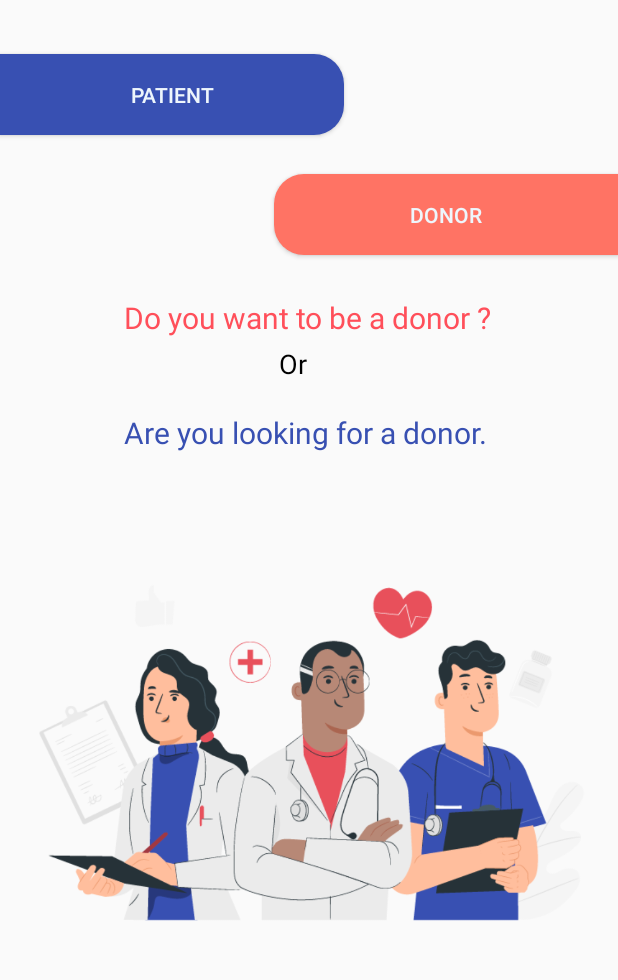
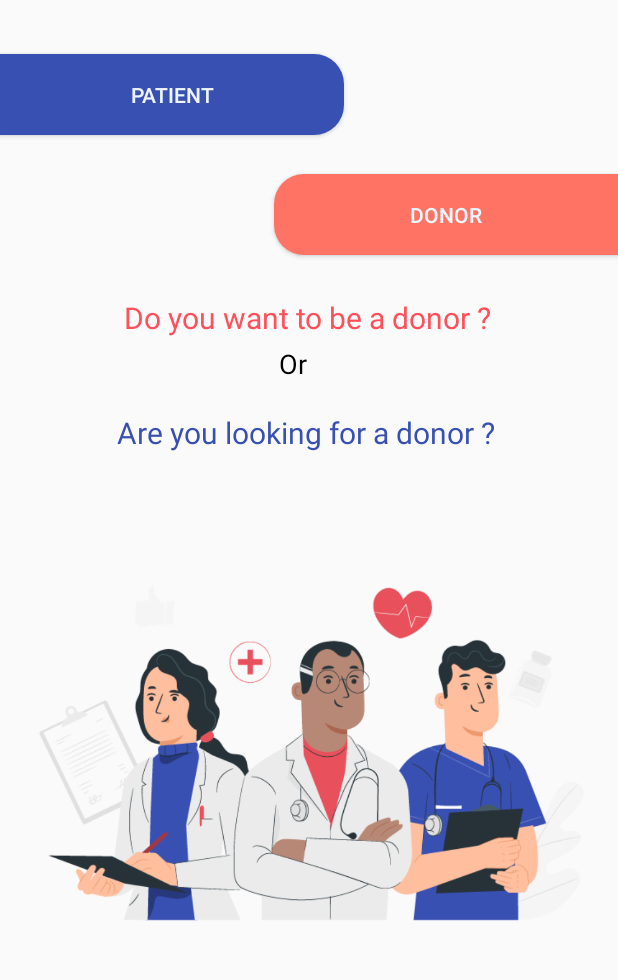
Before and after one commit to emangad99/MedScan, an Android app: the HomeActivity screen opened directly, with no data from a screen before it, on a phone screen of 412 x 824 dp, the part 174-1154 px from its top. Run offline under Robolectric (Android 15) with nearby library versions, the phone set to English and light mode, and no system bars.

Commit message:
init commit

```diff
--- a/app/src/main/java/com/example/medscan/HomeActivity.java
+++ b/app/src/main/java/com/example/medscan/HomeActivity.java
@@ -69,12 +69,13 @@ NavigationView navigationView;
                         break;
 
                     case R.id.feedback:
-                        startActivity(new Intent(HomeActivity.this,doctors.class));
+                        startActivity(new Intent(HomeActivity.this,Feedback.class));
                         break;
 
+                    case R.id.recommend:
+                        startActivity(new Intent(HomeActivity.this,doctors.class));
 
-
-
+                    case R.id.nav_rate:
 
 
 
@@ -83,65 +84,6 @@ NavigationView navigationView;
                 return false;
             }
         });
-
-
-
-
-
-
-        toolbar = findViewById(R.id.toolbar);
-        setSupportActionBar(toolbar);
-        getSupportActionBar().setDisplayShowTitleEnabled(false);
-
-        navigationView=findViewById(R.id.navigationview);
-        navigationView.setItemIconTintList(null);
-        drawerLayout =findViewById(R.id.drawerlayout);
-        toggle = new ActionBarDrawerToggle(this,drawerLayout,toolbar,
-                R.string.navigation_drawer_open,R.string.navigation_drawer_close);
-        drawerLayout.addDrawerListener(toggle);
-        toggle.setDrawerIndicatorEnabled(true);
-        toggle.syncState();
-
-
-        navigationView.setNavigationItemSelectedListener(new NavigationView.OnNavigationItemSelectedListener(){
-            @Override
-            public boolean onNavigationItemSelected(@NotNull MenuItem item) {
-                int id=item.getItemId();
-
-                switch (id)
-                {
-
-
-                    case  R.id.nav_share:
-
-                        Intent sharingIntent = new Intent(android.content.Intent.ACTION_SEND);
-                        sharingIntent.setType("text/plain");
-                        String shareBody =  "http://play.google.com/store/apps/detail?id=" + getPackageName();
-                        String shareSub = "Try now";
-                        sharingIntent.putExtra(android.content.Intent.EXTRA_SUBJECT, shareSub);
-                        sharingIntent.putExtra(android.content.Intent.EXTRA_TEXT, shareBody);
-                        startActivity(Intent.createChooser(sharingIntent, "Share using"));
-                        break;
-
-                    case R.id.nav_logout:
-                        startActivity(new Intent(HomeActivity.this,MainActivity.class));
-                        break;
-
-                    case R.id.feedback:
-                        startActivity(new Intent(HomeActivity.this,Feedback.class));
-                        break;
-
-                    case R.id.recommend:
-                        startActivity(new Intent(HomeActivity.this,doctors.class));
-
-                }
-                return false;
-            }
-        });
-
-
-
-
 
         patient=findViewById(R.id.btn_patient);
         donor=findViewById(R.id.btn_donor);
@@ -164,14 +106,4 @@ NavigationView navigationView;
             }
         });
     }
-
-    @Override
-    public boolean onOptionsItemSelected(@NotNull MenuItem item) {
-        switch (item.getItemId()){
-            case R.id.nav_logout:
-        }
-
-        return super.onOptionsItemSelected(item);
-
-    }
 }
--- a/app/src/main/res/layout-land/activity_home.xml
+++ /dev/null
@@ -1,107 +0,0 @@
-<?xml version="1.0" encoding="utf-8"?>
-<androidx.constraintlayout.widget.ConstraintLayout xmlns:android="http://schemas.android.com/apk/res/android"
-    xmlns:app="http://schemas.android.com/apk/res-auto"
-    xmlns:tools="http://schemas.android.com/tools"
-    android:layout_width="match_parent"
-    android:layout_height="match_parent">
-
-    <TextView
-        android:id="@+id/textView25"
-        android:layout_width="wrap_content"
-        android:layout_height="wrap_content"
-        android:layout_marginTop="12dp"
-        android:text="@string/textview1"
-        android:textColor="@color/color2"
-        android:textSize="20sp"
-        app:layout_constraintEnd_toEndOf="parent"
-        app:layout_constraintHorizontal_bias="0.498"
-        app:layout_constraintStart_toStartOf="parent"
-        app:layout_constraintTop_toBottomOf="@+id/textView18" />
-
-    <TextView
-        android:id="@+id/textView26"
-        android:layout_width="wrap_content"
-        android:layout_height="wrap_content"
-        android:layout_marginTop="3dp"
-        android:text="@string/textview2"
-        android:textColor="@color/black"
-        android:textSize="18sp"
-        app:layout_constraintEnd_toEndOf="parent"
-        app:layout_constraintHorizontal_bias="0.5"
-        app:layout_constraintStart_toStartOf="parent"
-        app:layout_constraintTop_toBottomOf="@+id/textView25" />
-
-    <TextView
-        android:id="@+id/textView27"
-        android:layout_width="wrap_content"
-        android:layout_height="wrap_content"
-        android:text="@string/textview3"
-        android:textColor="@color/color1"
-        android:textSize="20sp"
-        app:layout_constraintEnd_toEndOf="parent"
-        app:layout_constraintHorizontal_bias="0.5"
-        app:layout_constraintStart_toStartOf="parent"
-        app:layout_constraintTop_toBottomOf="@+id/textView26" />
-
-    <Button
-        android:id="@+id/button6"
-        android:layout_width="229dp"
-        android:layout_height="54dp"
-        android:layout_marginTop="176dp"
-        android:background="@drawable/custom_button_home2"
-        android:text="@string/button2"
-        android:textColor="@color/color3"
-        app:layout_constraintEnd_toEndOf="parent"
-        app:layout_constraintHorizontal_bias="1.0"
-        app:layout_constraintStart_toStartOf="parent"
-        app:layout_constraintTop_toTopOf="parent" />
-
-    <Button
-        android:id="@+id/button5"
-        android:layout_width="229dp"
-        android:layout_height="54dp"
-        android:layout_marginTop="176dp"
-        android:background="@drawable/custom_button_home"
-        android:text="@string/button1"
-        android:textColor="@color/color3"
-        app:layout_constraintEnd_toEndOf="parent"
-        app:layout_constraintHorizontal_bias="0.0"
-        app:layout_constraintStart_toStartOf="parent"
-        app:layout_constraintTop_toTopOf="parent" />
-
-    <ImageView
-        android:id="@+id/imageView14"
-        android:layout_width="60dp"
-        android:layout_height="60dp"
-        android:layout_marginTop="16dp"
-        app:layout_constraintEnd_toEndOf="parent"
-        app:layout_constraintHorizontal_bias="0.414"
-        app:layout_constraintStart_toStartOf="parent"
-        app:layout_constraintTop_toTopOf="parent"
-        app:srcCompat="@drawable/icon2" />
-
-    <ImageView
-        android:id="@+id/imageView23"
-        android:layout_width="459dp"
-        android:layout_height="214dp"
-        android:layout_marginTop="220dp"
-        app:layout_constraintEnd_toEndOf="parent"
-        app:layout_constraintHorizontal_bias="0.569"
-        app:layout_constraintStart_toStartOf="parent"
-        app:layout_constraintTop_toTopOf="parent"
-        app:srcCompat="@drawable/choose" />
-
-    <TextView
-        android:id="@+id/textView18"
-        android:layout_width="wrap_content"
-        android:layout_height="wrap_content"
-        android:layout_marginTop="36dp"
-        android:layout_marginEnd="-70dp"
-        android:text="@string/MedScan"
-        android:textColor="@color/color2"
-        android:textSize="20sp"
-        android:textStyle="bold"
-        app:layout_constraintEnd_toEndOf="parent"
-        app:layout_constraintStart_toStartOf="parent"
-        app:layout_constraintTop_toTopOf="parent" />
-</androidx.constraintlayout.widget.ConstraintLayout>
--- a/app/src/main/res/layout/activity_details_donor.xml
+++ b/app/src/main/res/layout/activity_details_donor.xml
@@ -121,6 +121,7 @@
         android:layout_marginTop="100dp"
         android:background="@drawable/custom_button"
         android:text="@string/sub"
+        android:textAllCaps="false"
         android:textColor="@color/color3"
         android:textSize="16sp"
         app:layout_constraintEnd_toEndOf="parent"
--- a/app/src/main/res/layout/activity_details_patient.xml
+++ b/app/src/main/res/layout/activity_details_patient.xml
@@ -100,6 +100,7 @@
         android:layout_marginTop="25dp"
         android:background="@drawable/custom_button"
         android:text="@string/sub"
+        android:textAllCaps="false"
         android:textColor="@color/color3"
         android:textSize="16sp"
         app:layout_constraintEnd_toEndOf="parent"
--- a/app/src/main/res/layout/activity_feedback.xml
+++ b/app/src/main/res/layout/activity_feedback.xml
@@ -87,6 +87,7 @@
             android:layout_marginBottom="50dp"
             android:background="@drawable/custom_button"
             android:text="@string/submit"
+            android:textAllCaps="false"
             android:textColor="@color/white"
             android:textSize="20sp"
             app:layout_constraintBottom_toBottomOf="parent"
@@ -101,7 +102,7 @@
             android:layout_height="170dp"
             android:layout_marginTop="24dp"
             android:background="@drawable/linear_feedback"
-            android:hint="Your Feedback"
+            android:hint="@string/feedback"
             android:inputType="textMultiLine"
             android:gravity="start|top"
             android:paddingStart="10dp"
@@ -109,7 +110,7 @@
             android:paddingEnd="10dp"
             android:textColor="@color/black"
             android:textColorHint="#ACACAC"
-            android:textSize="14sp"
+            android:textSize="12sp"
             app:layout_constraintEnd_toEndOf="parent"
             app:layout_constraintHorizontal_bias="0.5"
             app:layout_constraintStart_toStartOf="parent"
--- a/app/src/main/res/values/strings.xml
+++ b/app/src/main/res/values/strings.xml
@@ -1,5 +1,5 @@
 <resources>
-    <string name="app_name">MedScan</string>
+    <string name="app_name" translatable="false">MedScan</string>
     <string name="Near_to_you">"NEAR TO YOU "</string>
     <string name="text">"we help you find your opportunity and  "</string>
     <string name="text2">save your time.</string>
@@ -20,11 +20,12 @@
     <string name="button2">Donor</string>
     <string name="textview1">Do you want to be a donor ?</string>
     <string name="textview2">Or</string>
-    <string name="textview3">Are you looking for a donor.</string>
+    <string name="textview3">Are you looking for a donor ?</string>
     <string name="sub">Submit</string>
     <string name="textview">Please enter your data </string>
     <string name="welcome">"Welcome . . "</string>
     <string name="MedScan">MEDSCAN</string>
+    <string name="feedback">Write here any suggestions you want to be presented in a more appropriate way, or if you have any comments.\nwe hope we helped you..</string>
 
     <string name="navigation_drawer_open">Open navigation drawer</string>
     <string name="navigation_drawer_close">close navigation drawer</string>
```
Also changed, not shown: app/src/main/res/layout/activity_doctors.xml (+6 -5 lines), app/src/main/res/layout/activity_login.xml (+8 -5 lines), app/src/main/res/layout/activity_register.xml (+8 -7 lines).
